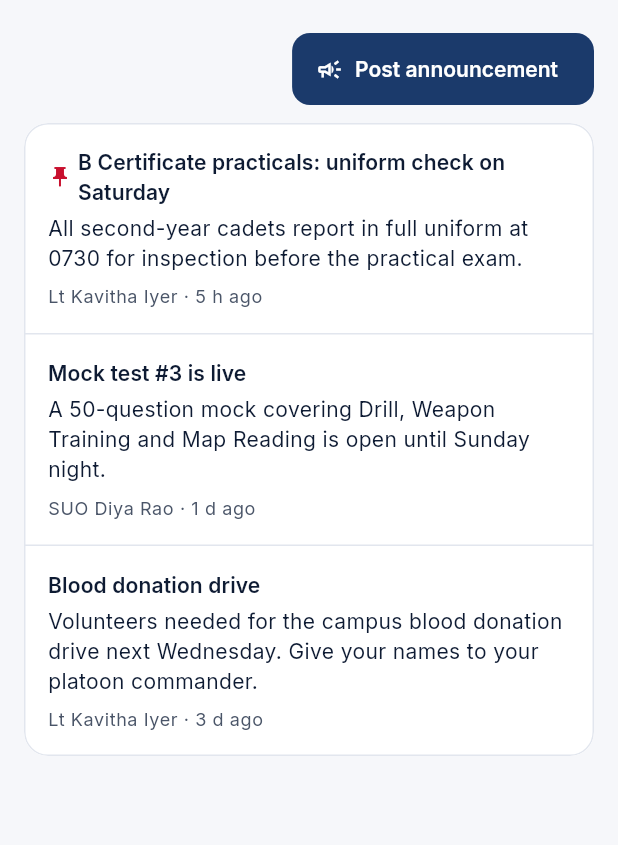
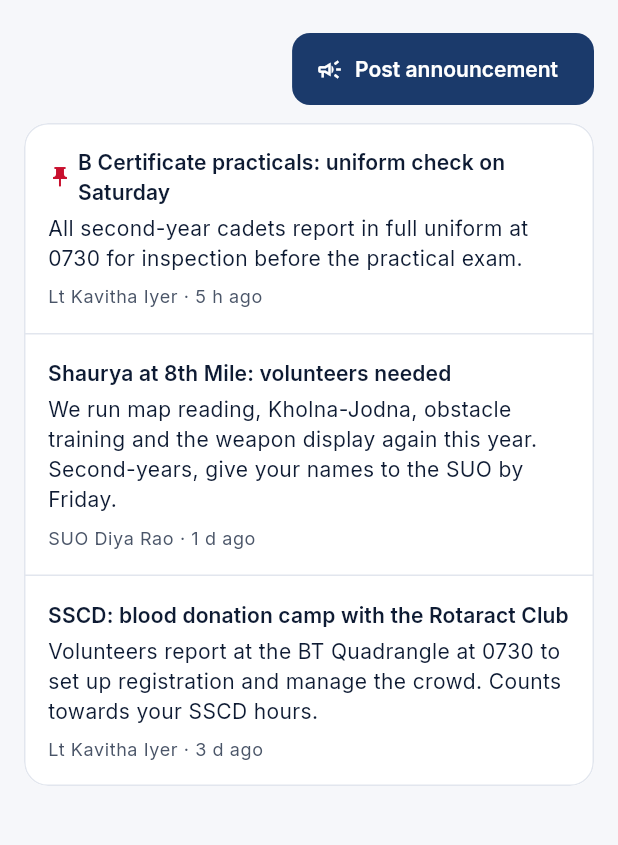
Before and after one commit to jai8806/Phoenix, a Flutter app: the AnnouncementsScreen screen opened by its route, on a phone screen of 412 x 824 dp, the part 63-908 px from its top. Run offline on Flutter 3.47's test engine with Material 3 defaults, Android fonts, the phone set to English and light mode, and no system bars; our stand-ins replace flutter_riverpod, go_router, material_ui, shared_preferences, supabase_flutter; accounts and stored records are empty.

Commit message:
Tailor to NCC RVCE: sample unit, SSCD and ceremonial diary sessions
- Sample mode follows NCC RVCE (2/2 Coy, 6 Kar Sig Regt): Saturday parades,
  Shaurya at 8th Mile, SSCD drives, CATC, B Cert
- Diary session types for SSCD and ceremonial duties (GoH, band), with the
  matching session_type values

Co-Authored-By: Claude Opus 5.5 <noreply@anthropic.com>
Claude-Session: https://claude.ai/code/session_01MR2csFyhrcPHEkvxik4Kc3

```diff
--- a/app/lib/data/demo/demo_data.dart
+++ b/app/lib/data/demo/demo_data.dart
@@ -4,9 +4,10 @@ import '../models/roster.dart';
 import '../models/test.dart';
 import '../models/user.dart';
 
-/// Sample data for demo mode. Names and records are made up.
+/// Sample data for demo mode. The unit and its rhythm follow NCC RVCE; the
+/// people and records are made up.
 abstract final class DemoData {
-  static const unitName = 'Demo Unit · 1 Bn NCC';
+  static const unitName = 'NCC RVCE · 2/2 Coy, 6 Kar Sig Regt';
 
   static const cadet = AppUser(
     id: 'demo-cadet',
@@ -91,15 +92,17 @@ abstract final class DemoData {
         ),
         Announcement(
           id: 'a2',
-          title: 'Mock test #3 is live',
-          body: 'A 50-question mock covering Drill, Weapon Training and Map Reading is open until Sunday night.',
+          title: 'Shaurya at 8th Mile: volunteers needed',
+          body: 'We run map reading, Kholna-Jodna, obstacle training and the weapon display again this year. '
+              'Second-years, give your names to the SUO by Friday.',
           author: 'SUO Diya Rao',
           createdAt: now.subtract(const Duration(days: 1, hours: 2)),
         ),
         Announcement(
           id: 'a3',
-          title: 'Blood donation drive',
-          body: 'Volunteers needed for the campus blood donation drive next Wednesday. Give your names to your platoon commander.',
+          title: 'SSCD: blood donation camp with the Rotaract Club',
+          body: 'Volunteers report at the BT Quadrangle at 0730 to set up registration and manage the crowd. '
+              'Counts towards your SSCD hours.',
           author: 'Lt Kavitha Iyer',
           createdAt: now.subtract(const Duration(days: 3)),
         ),
@@ -107,20 +110,23 @@ abstract final class DemoData {
 
   static List<CalendarEvent> events(DateTime now) {
     final d = DateTime(now.year, now.month, now.day);
+    // Parades are on Saturdays (and general holidays), 20 in a year.
+    final saturday = d.add(Duration(days: (DateTime.saturday - d.weekday) % 7));
     return [
       CalendarEvent(
-          id: 'e1', title: 'Parade', kind: EventKind.parade,
-          startsAt: d.add(const Duration(days: 2, hours: 7)), location: 'College ground'),
+          id: 'e1', title: 'Saturday parade', kind: EventKind.parade,
+          startsAt: saturday.add(const Duration(hours: 7, minutes: 30)), location: 'RVCE parade ground'),
       CalendarEvent(
-          id: 'e2', title: 'Mock test #3 closes', kind: EventKind.test,
-          startsAt: d.add(const Duration(days: 4, hours: 23))),
+          id: 'e2', title: 'Shaurya at 8th Mile', kind: EventKind.event,
+          startsAt: d.add(const Duration(days: 8, hours: 9)),
+          endsAt: d.add(const Duration(days: 9, hours: 17)), location: 'Old Library, RVCE'),
       CalendarEvent(
-          id: 'e3', title: 'Parade', kind: EventKind.parade,
-          startsAt: d.add(const Duration(days: 9, hours: 7)), location: 'College ground'),
+          id: 'e3', title: 'Saturday parade', kind: EventKind.parade,
+          startsAt: saturday.add(const Duration(days: 14, hours: 7, minutes: 30)), location: 'RVCE parade ground'),
       CalendarEvent(
-          id: 'e4', title: 'Annual Training Camp', kind: EventKind.camp,
+          id: 'e4', title: 'Combined Annual Training Camp', kind: EventKind.camp,
           startsAt: d.add(const Duration(days: 30)),
-          endsAt: d.add(const Duration(days: 40)), location: 'Camp site (TBC)'),
+          endsAt: d.add(const Duration(days: 39)), location: 'Camp site (TBC)'),
       CalendarEvent(
           id: 'e5', title: 'B Certificate exam', kind: EventKind.exam,
           startsAt: d.add(const Duration(days: 81, hours: 9)), location: 'Exam centre (TBC)'),
--- a/app/lib/data/models/diary.dart
+++ b/app/lib/data/models/diary.dart
@@ -7,6 +7,8 @@ enum SessionType {
   mapReading('Map reading', Icons.explore_outlined),
   obstacle('Obstacle', Icons.terrain_outlined),
   cultural('Cultural', Icons.music_note_outlined),
+  sscd('SSCD', Icons.volunteer_activism_outlined),
+  ceremonial('Ceremonial (GoH, band)', Icons.military_tech_outlined),
   other('Other', Icons.edit_note);
 
   const SessionType(this.label, this.icon);
--- a/app/lib/data/unit_repository.dart
+++ b/app/lib/data/unit_repository.dart
@@ -442,6 +442,8 @@ const _sessionDb = {
   SessionType.mapReading: 'map_reading',
   SessionType.obstacle: 'obstacle',
   SessionType.cultural: 'cultural',
+  SessionType.sscd: 'sscd',
+  SessionType.ceremonial: 'ceremonial',
   SessionType.other: 'other',
 };
 
--- a/app/pubspec.yaml
+++ b/app/pubspec.yaml
@@ -1,7 +1,7 @@
 name: phoenix
 description: "Phoenix — the go-to app for NCC cadets and their units."
 publish_to: 'none'
-version: 0.7.1+10
+version: 0.7.2+11
 
 environment:
   sdk: ^3.14.0
```
Also changed, not shown: 1 other file.
